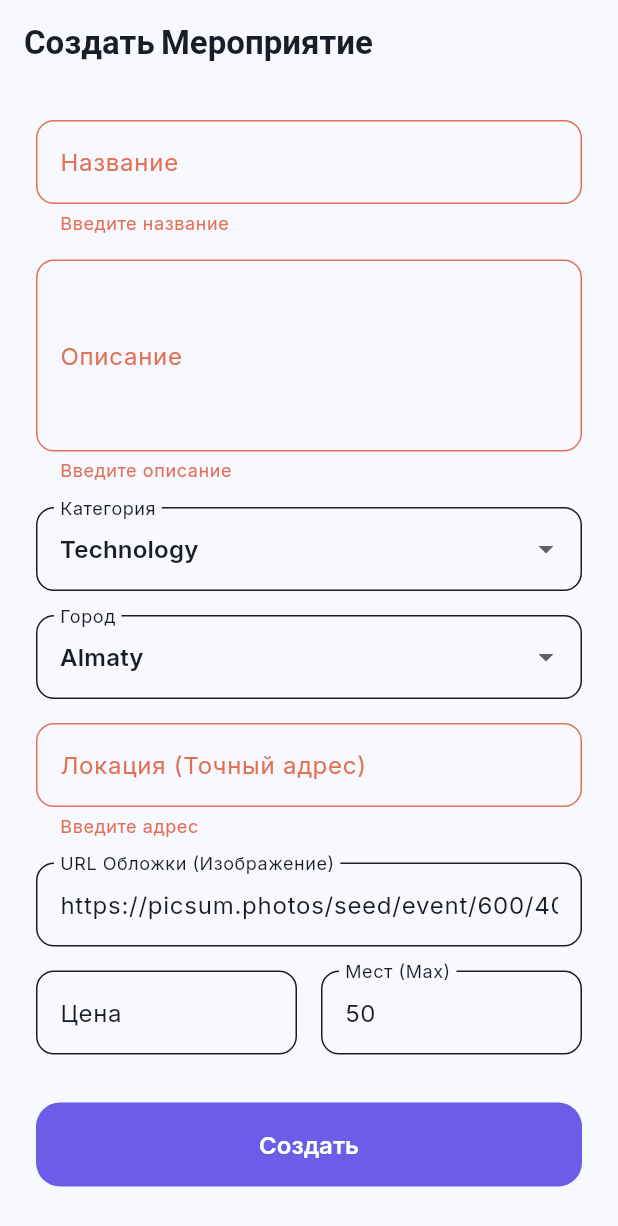
After one commit to worldmindgeni/Jastar_Hub, a Flutter app: the CreateEventPage screen opened by its route, after a tap on "Создать", on a phone screen of 412 x 824 dp. The commit adds this screen. Shown: the top 1226 px of the screen. Run offline on Flutter 3.47's test engine with Material 3 defaults, Android fonts, the phone set to English and light mode, and no system bars; our stand-ins replace cached_network_image, dio, equatable, flutter_bloc, flutter_map, flutter_secure_storage and 6 more; accounts and stored records are empty; network calls fail.

Commit message:
update 7

```diff
--- a/jastar_hub_community/lib/core/router/app_router.dart
+++ b/jastar_hub_community/lib/core/router/app_router.dart
@@ -14,6 +14,8 @@ import 'package:jastar_hub_community/features/profile/presentation/pages/setting
 import 'package:jastar_hub_community/features/map/presentation/pages/map_page.dart';
 import 'package:jastar_hub_community/features/chat/presentation/pages/chat_page.dart';
 import 'package:jastar_hub_community/features/notifications/presentation/notifications_page.dart';
+import 'package:jastar_hub_community/features/events/presentation/pages/create_event_page.dart';
+import 'package:jastar_hub_community/features/admin/presentation/pages/admin_page.dart';
 import 'package:jastar_hub_community/shared/models/event_model.dart';
 
 /// Application router using GoRouter with ShellRoute for bottom navigation.
@@ -56,6 +58,14 @@ class AppRouter {
       GoRoute(
         path: '/notifications',
         builder: (context, state) => const NotificationsPage(),
+      ),
+      GoRoute(
+        path: '/create-event',
+        builder: (context, state) => const CreateEventPage(),
+      ),
+      GoRoute(
+        path: '/admin',
+        builder: (context, state) => const AdminPage(),
       ),
 
       // ─── Main App Routes (with bottom nav) ────────────────
--- /dev/null
+++ b/jastar_hub_community/lib/features/events/presentation/pages/create_event_page.dart
@@ -0,0 +1,197 @@
+import 'package:flutter/material.dart';
+import 'package:go_router/go_router.dart';
+import 'package:jastar_hub_community/core/theme/app_colors.dart';
+import 'package:jastar_hub_community/features/events/data/repositories/event_repository.dart';
+
+class CreateEventPage extends StatefulWidget {
+  const CreateEventPage({super.key});
+
+  @override
+  State<CreateEventPage> createState() => _CreateEventPageState();
+}
+
+class _CreateEventPageState extends State<CreateEventPage> {
+  final _formKey = GlobalKey<FormState>();
+  final EventRepository _eventRepository = EventRepository();
+
+  String _title = '';
+  String _description = '';
+  String _category = 'Technology';
+  String _city = 'Almaty';
+  String _location = '';
+  String _imageUrl = 'https://picsum.photos/seed/event/600/400';
+  DateTime _date = DateTime.now().add(const Duration(days: 1));
+  double _price = 0;
+  int _maxAttendees = 50;
+  bool _isLoading = false;
+
+  final List<String> _categories = [
+    'Technology', 'Sports', 'Music', 'Art', 'Food', 'Education', 'Business', 'Culture', 'Wellness', 'Entertainment'
+  ];
+
+  final List<String> _cities = [
+    'Almaty', 'Astana', 'Shymkent', 'Karaganda', 'Aktobe', 'Atyrau', 'Pavlodar'
+  ];
+
+  Future<void> _submit() async {
+    if (!_formKey.currentState!.validate()) return;
+    _formKey.currentState!.save();
+
+    setState(() => _isLoading = true);
+
+    try {
+      await _eventRepository.createEvent({
+        'title': _title,
+        'description': _description,
+        'category': _category.toLowerCase(),
+        'city': _city,
+        'location': _location,
+        'date': _date.toIso8601String(),
+        'latitude': 43.2389, // Default to Almaty coordinates if simple
+        'longitude': 76.8897,
+        'price': _price,
+        'maxAttendees': _maxAttendees,
+        'imageUrl': _imageUrl,
+      });
+
+      if (mounted) {
+        ScaffoldMessenger.of(context).showSnackBar(
+          const SnackBar(content: Text('Мероприятие отправлено на модерацию!'), backgroundColor: AppColors.success),
+        );
+        context.pop(); // Go back
+      }
+    } catch (e) {
+      if (mounted) {
+        ScaffoldMessenger.of(context).showSnackBar(
+          SnackBar(content: Text('Ошибка: $e'), backgroundColor: AppColors.error),
+        );
+      }
+    } finally {
+      if (mounted) {
+        setState(() => _isLoading = false);
+      }
+    }
+  }
+
+  @override
+  Widget build(BuildContext context) {
+    final isDark = Theme.of(context).brightness == Brightness.dark;
+
+    return Scaffold(
+      backgroundColor: isDark ? AppColors.backgroundDark : AppColors.backgroundLight,
+      appBar: AppBar(
+        title: const Text('Создать Мероприятие'),
+        backgroundColor: Colors.transparent,
+        elevation: 0,
+      ),
+      body: SingleChildScrollView(
+        padding: const EdgeInsets.all(24),
+        child: Form(
+          key: _formKey,
+          child: Column(
+            crossAxisAlignment: CrossAxisAlignment.stretch,
+            children: [
+              TextFormField(
+                decoration: InputDecoration(
+                  labelText: 'Название',
+                  border: OutlineInputBorder(borderRadius: BorderRadius.circular(12)),
+                ),
+                validator: (val) => val == null || val.isEmpty ? 'Введите название' : null,
+                onSaved: (val) => _title = val ?? '',
+              ),
+              const SizedBox(height: 16),
+              TextFormField(
+                maxLines: 4,
+                decoration: InputDecoration(
+                  labelText: 'Описание',
+                  border: OutlineInputBorder(borderRadius: BorderRadius.circular(12)),
+                ),
+                validator: (val) => val == null || val.isEmpty ? 'Введите описание' : null,
+                onSaved: (val) => _description = val ?? '',
+              ),
+              const SizedBox(height: 16),
+              DropdownButtonFormField<String>(
+                value: _category,
+                decoration: InputDecoration(
+                  labelText: 'Категория',
+                  border: OutlineInputBorder(borderRadius: BorderRadius.circular(12)),
+                ),
+                items: _categories.map((c) => DropdownMenuItem(value: c, child: Text(c))).toList(),
+                onChanged: (val) => setState(() => _category = val!),
+              ),
+              const SizedBox(height: 16),
+              DropdownButtonFormField<String>(
+                value: _city,
+                decoration: InputDecoration(
+                  labelText: 'Город',
+                  border: OutlineInputBorder(borderRadius: BorderRadius.circular(12)),
+                ),
+                items: _cities.map((c) => DropdownMenuItem(value: c, child: Text(c))).toList(),
+                onChanged: (val) => setState(() => _city = val!),
+              ),
+              const SizedBox(height: 16),
+              TextFormField(
+                decoration: InputDecoration(
+                  labelText: 'Локация (Точный адрес)',
+                  border: OutlineInputBorder(borderRadius: BorderRadius.circular(12)),
+                ),
+                validator: (val) => val == null || val.isEmpty ? 'Введите адрес' : null,
+                onSaved: (val) => _location = val ?? '',
+              ),
+              const SizedBox(height: 16),
+              TextFormField(
+                initialValue: _imageUrl,
+                decoration: InputDecoration(
+                  labelText: 'URL Обложки (Изображение)',
+                  border: OutlineInputBorder(borderRadius: BorderRadius.circular(12)),
+                ),
+                onSaved: (val) => _imageUrl = val ?? '',
+              ),
+              const SizedBox(height: 16),
+              Row(
+                children: [
+                  Expanded(
+                    child: TextFormField(
+                      keyboardType: TextInputType.number,
+                      decoration: InputDecoration(
+                        labelText: 'Цена',
+                        border: OutlineInputBorder(borderRadius: BorderRadius.circular(12)),
+                      ),
+                      onSaved: (val) => _price = double.tryParse(val ?? '0') ?? 0,
+                    ),
+                  ),
+                  const SizedBox(width: 16),
+                  Expanded(
+                    child: TextFormField(
+                      initialValue: '50',
+                      keyboardType: TextInputType.number,
+                      decoration: InputDecoration(
+                        labelText: 'Мест (Max)',
+                        border: OutlineInputBorder(borderRadius: BorderRadius.circular(12)),
+                      ),
+                      onSaved: (val) => _maxAttendees = int.tryParse(val ?? '50') ?? 50,
+                    ),
+                  ),
+                ],
+              ),
+              const SizedBox(height: 32),
+              SizedBox(
+                height: 56,
+                child: ElevatedButton(
+                  onPressed: _isLoading ? null : _submit,
+                  style: ElevatedButton.styleFrom(
+                    backgroundColor: AppColors.primary,
+                    shape: RoundedRectangleBorder(borderRadius: BorderRadius.circular(16)),
+                  ),
+                  child: _isLoading
+                      ? const CircularProgressIndicator(color: Colors.white)
+                      : const Text('Создать', style: TextStyle(color: Colors.white, fontSize: 16, fontWeight: FontWeight.w600)),
+                ),
+              ),
+            ],
+          ),
+        ),
+      ),
+    );
+  }
+}
--- a/jastar_hub_community/lib/features/events/presentation/pages/events_page.dart
+++ b/jastar_hub_community/lib/features/events/presentation/pages/events_page.dart
@@ -161,6 +161,11 @@ class _EventsPageState extends State<EventsPage> {
         );
       },
     ),
+    floatingActionButton: FloatingActionButton(
+      onPressed: () => context.push('/create-event'),
+      backgroundColor: AppColors.primary,
+      child: const Icon(Icons.add_rounded, color: Colors.white),
+    ),
   );
 }
 
```
Also changed, not shown: jastar_hub_community/lib/features/admin/data/admin_repository.dart (added, +45 -0 lines), jastar_hub_community/lib/features/admin/presentation/pages/admin_page.dart (added, +139 -0 lines), jastar_hub_community/lib/features/events/data/repositories/event_repository.dart (+32 -0 lines), jastar_hub_community/lib/features/profile/presentation/pages/profile_page.dart (+67 -6 lines), 3 other files.
